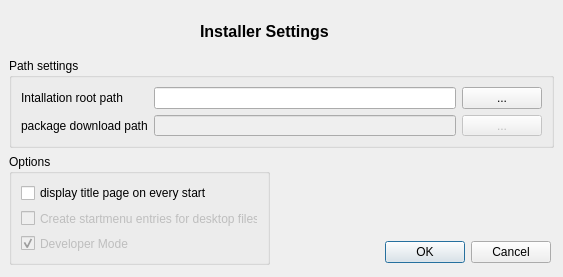
This is gui/settingspage.ui in KDE/kdewin-installer as Qt 5 draws it before an edit. The edited form follows.
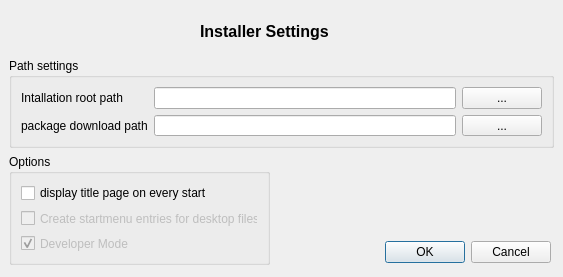
This is the edited form.

What changed in the file:
```diff
--- a/gui/settingspage.ui
+++ b/gui/settingspage.ui
@@ -128,7 +128,7 @@
     <item row="1" column="2" >
      <widget class="QPushButton" name="tempPathSelect" >
       <property name="enabled" >
-       <bool>false</bool>
+       <bool>true</bool>
       </property>
       <property name="text" >
        <string>...</string>
@@ -155,7 +155,7 @@
     <item row="1" column="1" >
      <widget class="QLineEdit" name="tempPathEdit" >
       <property name="enabled" >
-       <bool>false</bool>
+       <bool>true</bool>
       </property>
      </widget>
     </item>
```
